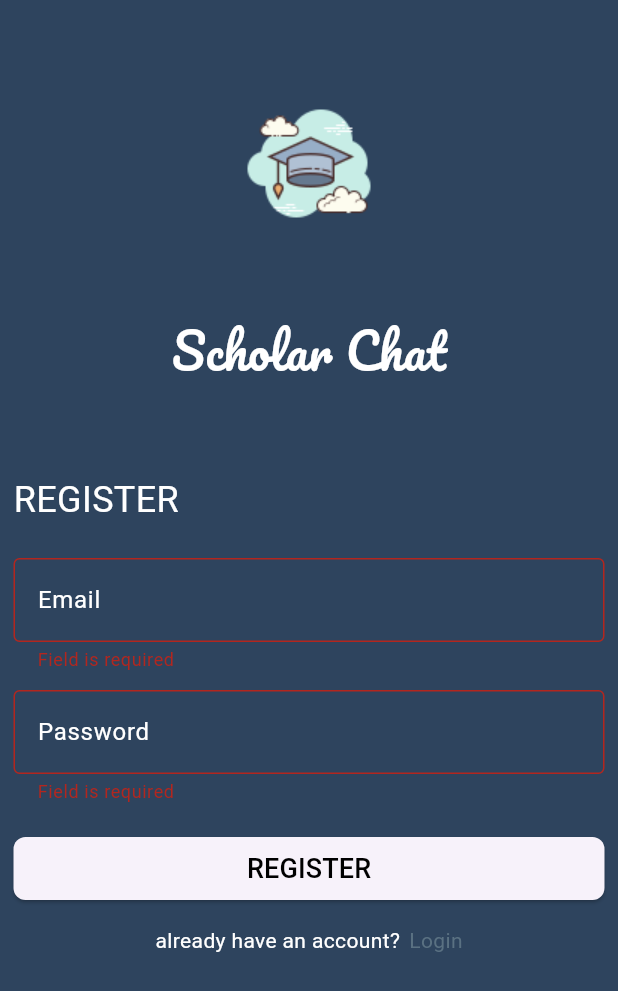
After one commit to m7mdragab74/chat-app, a Flutter app: the RegisterScreen screen opened by its route, after a tap on "REGISTER", on a phone screen of 412 x 824 dp. The commit adds this screen. Shown: the top 991 px of the screen. Run offline on Flutter 3.47's test engine with Material 3 defaults, Android fonts, the phone set to English and light mode, and no system bars; drawn by our look-alikes of modal_progress_hud_nsn; our stand-ins replace cloud_firestore, firebase_auth, firebase_core, flutter_bloc; accounts and stored records are empty.

Commit message:
done register page

```diff
--- a/lib/cubits/login_cubit/login_cubit.dart
+++ b/lib/cubits/login_cubit/login_cubit.dart
@@ -22,7 +22,7 @@ class LoginCubit extends Cubit<LoginState> {
           LoginFailureState('wrong password'),
         );
       }
-    } on Exception catch (e) {
+    } catch (e) {
       emit(LoginFailureState('there are error : $e'));
     }
   }
--- /dev/null
+++ b/lib/cubits/register_cubit/register_cubit.dart
@@ -0,0 +1,28 @@
+import 'package:chat_app/cubits/register_cubit/register_state.dart';
+import 'package:firebase_auth/firebase_auth.dart';
+import 'package:flutter_bloc/flutter_bloc.dart';
+
+class RegisterCubit extends Cubit<RegisterState> {
+  RegisterCubit() : super(InitialRegisterState());
+  Future<void> registerUser(
+      {required String email, required String password}) async {
+    emit(LoadingRegisterState());
+    try {
+      UserCredential user = await FirebaseAuth.instance
+          .createUserWithEmailAndPassword(email: email, password: password);
+      emit(SuccessRegisterState());
+    } on FirebaseAuthException catch (ex) {
+      if (ex.code == 'weak-password') {
+        emit(
+          FailureRegisterState('weak password'),
+        );
+      } else if (ex.code == 'email-already-in-use') {
+        emit(
+          FailureRegisterState('email already in use'),
+        );
+      }
+    } catch (e) {
+      emit(FailureRegisterState('there are error please try again: $e'));
+    }
+  }
+}
--- /dev/null
+++ b/lib/cubits/register_cubit/register_state.dart
@@ -0,0 +1,13 @@
+abstract class RegisterState {}
+
+class InitialRegisterState extends RegisterState {}
+
+class LoadingRegisterState extends RegisterState {}
+
+class SuccessRegisterState extends RegisterState {}
+
+class FailureRegisterState extends RegisterState {
+  final String errorMessage;
+
+  FailureRegisterState(this.errorMessage);
+}
--- a/lib/main.dart
+++ b/lib/main.dart
@@ -1,8 +1,9 @@
 import 'package:chat_app/cubits/login_cubit/login_cubit.dart';
+import 'package:chat_app/cubits/register_cubit/register_cubit.dart';
 import 'package:chat_app/firebase_options.dart';
 import 'package:chat_app/views/home_screen.dart';
-import 'package:chat_app/views/sign_in_screen.dart';
-import 'package:chat_app/views/sign_up_screen.dart';
+import 'package:chat_app/views/login_screen.dart';
+import 'package:chat_app/views/register_screen.dart';
 import 'package:firebase_core/firebase_core.dart';
 import 'package:flutter/material.dart';
 import 'package:flutter_bloc/flutter_bloc.dart';
@@ -20,13 +21,16 @@ class ChatApp extends StatelessWidget {
 
   @override
   Widget build(BuildContext context) {
-    return BlocProvider(
-      create: (context) => LoginCubit(),
+    return MultiBlocProvider(
+      providers: [
+        BlocProvider(create: (context) => LoginCubit()),
+        BlocProvider(create: (context) => RegisterCubit()),
+      ],
       child: MaterialApp(
         debugShowCheckedModeBanner: false,
         routes: {
-          'SignInScreen': (context) => SignInScreen(),
-          'SignUpScreen': (context) => SignUpScreen(),
+          'SignInScreen': (context) => LoginScreen(),
+          'SignUpScreen': (context) => RegisterScreen(),
           'HomeScreen': (context) => ChatScreen(),
         },
         initialRoute: 'SignInScreen',
--- a/lib/views/sign_in_screen.dart
+++ b/lib/views/login_screen.dart
@@ -9,8 +9,8 @@ import 'package:flutter/material.dart';
 import 'package:flutter_bloc/flutter_bloc.dart';
 import 'package:modal_progress_hud_nsn/modal_progress_hud_nsn.dart';
 
-class SignInScreen extends StatelessWidget {
-  SignInScreen({super.key});
+class LoginScreen extends StatelessWidget {
+  LoginScreen({super.key});
   bool isLoading = false;
   GlobalKey<FormState> formKey = GlobalKey();
   String? email, password;
--- /dev/null
+++ b/lib/views/register_screen.dart
@@ -0,0 +1,132 @@
+import 'package:chat_app/constants.dart';
+import 'package:chat_app/cubits/register_cubit/register_cubit.dart';
+import 'package:chat_app/cubits/register_cubit/register_state.dart';
+import 'package:chat_app/helper/show_snack_bar.dart';
+import 'package:chat_app/widget/signIn&signUp/custom_button_widget.dart';
+import 'package:chat_app/widget/signIn&signUp/custom_text_field_widget.dart';
+import 'package:chat_app/widget/signIn&signUp/sign_in_head_widget.dart';
+import 'package:flutter/material.dart';
+import 'package:flutter_bloc/flutter_bloc.dart';
+import 'package:modal_progress_hud_nsn/modal_progress_hud_nsn.dart';
+
+class RegisterScreen extends StatelessWidget {
+  String? email;
+
+  String? password;
+
+  bool isLoading = false;
+
+  GlobalKey<FormState> formKey = GlobalKey();
+
+  @override
+  Widget build(BuildContext context) {
+    return BlocConsumer<RegisterCubit, RegisterState>(
+      listener: (context, state) {
+        if (state is LoadingRegisterState) {
+          isLoading = true;
+        } else if (state is SuccessRegisterState) {
+          Navigator.pushNamed(
+            context,
+            'HomeScreen',
+          );
+          isLoading = false;
+        } else if (state is FailureRegisterState) {
+          showSnackBar(context, state.errorMessage);
+          isLoading = false;
+        }
+      },
+      builder: (context, state) {
+        return ModalProgressHUD(
+          inAsyncCall: isLoading,
+          child: Scaffold(
+            backgroundColor: kPrimaryColor,
+            body: Padding(
+              padding: const EdgeInsets.all(9.0),
+              child: Form(
+                key: formKey,
+                child: ListView(
+                  children: [
+                    const SignInHeadWidget(),
+                    const SizedBox(
+                      height: 59,
+                    ),
+                    const Text(
+                      'REGISTER',
+                      style: TextStyle(
+                        color: Colors.white,
+                        fontSize: 24,
+                      ),
+                    ),
+                    const SizedBox(
+                      height: 22,
+                    ),
+                    CustomFormTextFieldWidget(
+                      obscure: false,
+                      label: 'Email',
+                      onChange: (value) {
+                        email = value;
+                      },
+                    ),
+                    const SizedBox(
+                      height: 12,
+                    ),
+                    CustomFormTextFieldWidget(
+                      obscure: true,
+                      label: 'Password',
+                      onChange: (value) {
+                        password = value;
+                      },
+                    ),
+                    const SizedBox(
+                      height: 19,
+                    ),
+                    CustomButtonWidget(
+                      label: 'REGISTER',
+                      fontSize: 18,
+                      textColor: Colors.black,
+                      height: 42,
+                      onTap: () async {
+                        if (formKey.currentState!.validate()) {
+                          BlocProvider.of<RegisterCubit>(context)
+                              .registerUser(email: email!, password: password!);
+                        } else {}
+                      },
+                    ),
+                    const SizedBox(
+                      height: 14,
+                    ),
+                    Row(
+                      mainAxisAlignment: MainAxisAlignment.center,
+                      children: [
+                        const Text(
+                          'already have an account?',
+                          style: TextStyle(
+                            color: Colors.white,
+                          ),
+                        ),
+                        const SizedBox(
+                          width: 6,
+                        ),
+                        GestureDetector(
+                          onTap: () {
+                            Navigator.pop(context);
+                          },
+                          child: const Text(
+                            'Login',
+                            style: TextStyle(
+                              color: Color(0xff5A7182),
+                            ),
+                          ),
+                        ),
+                      ],
+                    )
+                  ],
+                ),
+              ),
+            ),
+          ),
+        );
+      },
+    );
+  }
+}
```
Also changed, not shown: lib/views/sign_up_screen.dart (deleted, +0 -143 lines).
